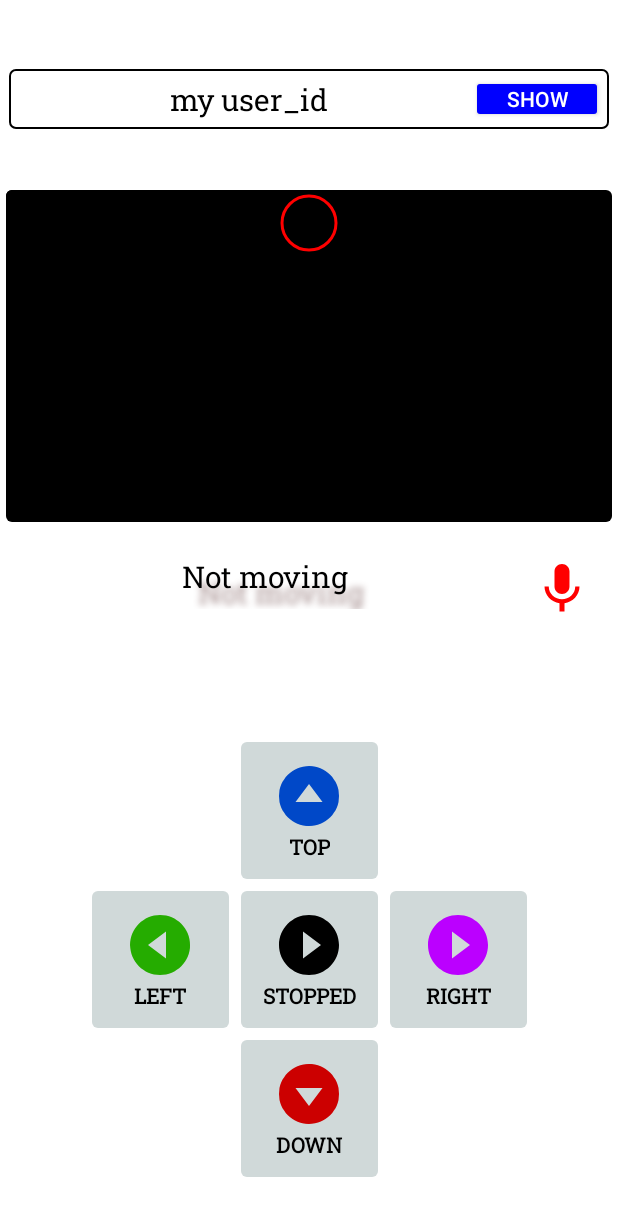
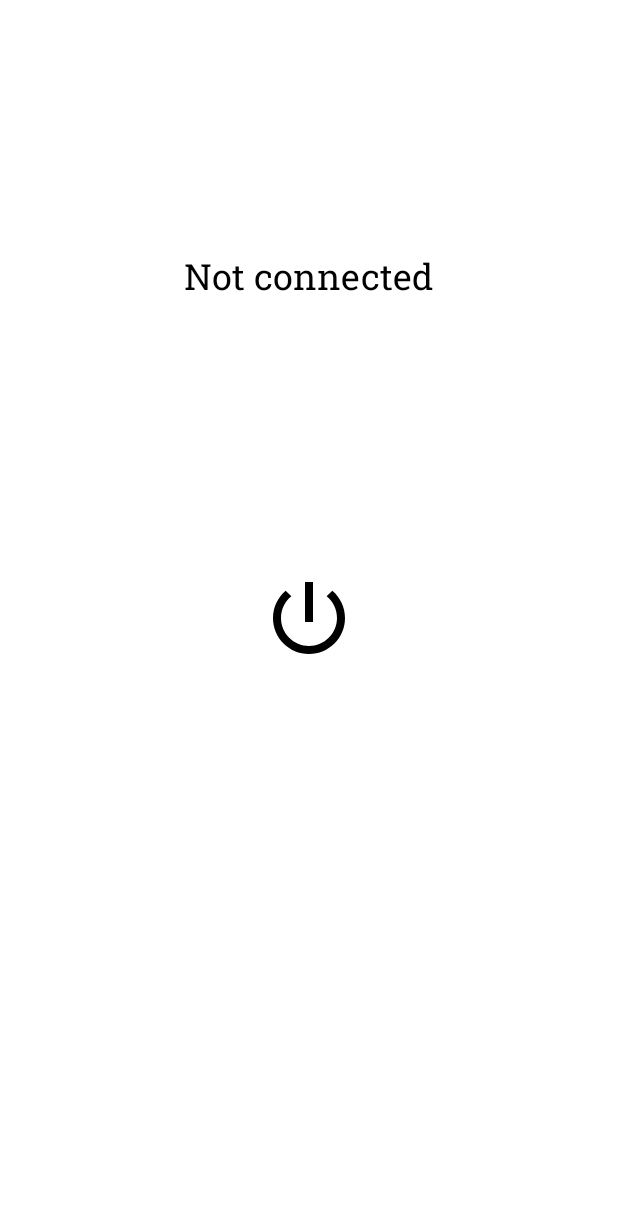
Before and after one commit to abusaeed2433/WheelController, an Android app: the MainActivity screen opened directly, with no data from a screen before it, on a phone screen of 412 x 824 dp. Shown: the top 1216 px of the screen. Run offline under Robolectric (Android 15) with nearby library versions, the phone set to English and light mode, and no system bars; our stand-ins replace Firebase (no records; nobody signed in at launch, a user with empty details on screens opened directly); libraries missing offline, so code that uses them is left out: com.google.android.exoplayer2; plain views replace PlayerView, SpinKitView; 1 statement that could not run was skipped.

Commit message:
bug fixed

```diff
--- a/app/src/main/res/layout/activity_main.xml
+++ b/app/src/main/res/layout/activity_main.xml
@@ -15,7 +15,6 @@
         app:layout_constraintStart_toStartOf="parent" />
 
     <androidx.constraintlayout.widget.ConstraintLayout
-        android:visibility="gone"
         android:id="@+id/rlConnection"
         android:layout_width="match_parent"
         android:layout_height="match_parent"
@@ -98,6 +97,7 @@
         android:id="@+id/clRoot"
         android:layout_width="match_parent"
         android:layout_height="0dp"
+        android:visibility="invisible"
         app:layout_constraintBottom_toBottomOf="parent"
         app:layout_constraintEnd_toEndOf="parent"
         app:layout_constraintStart_toStartOf="parent"
```
